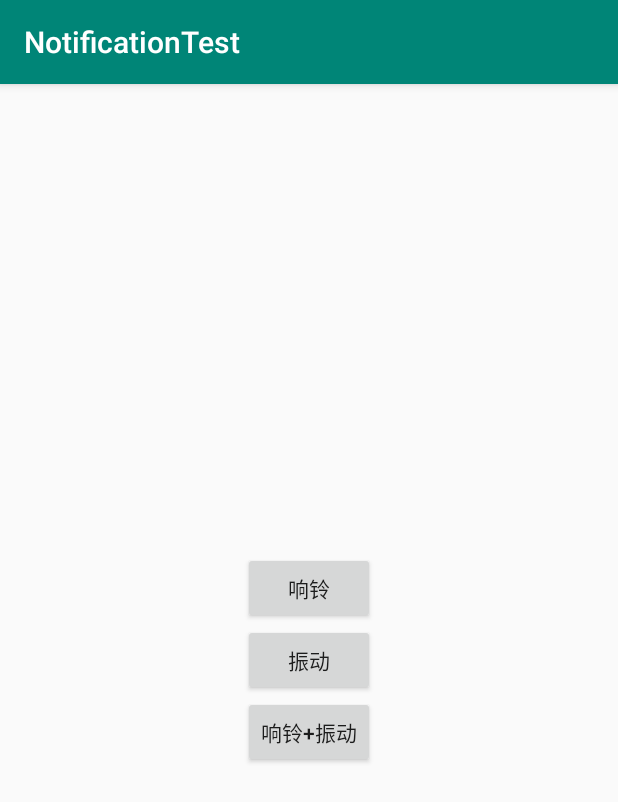
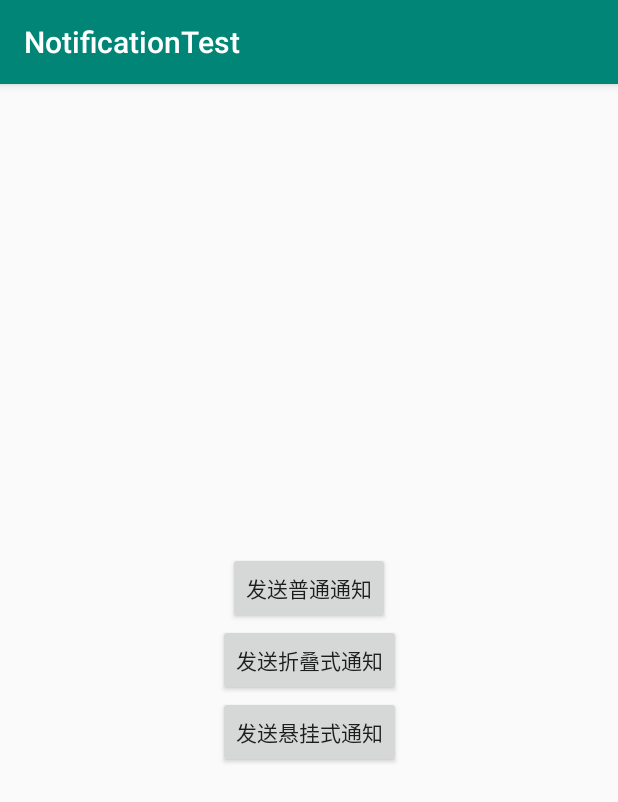
Before and after one commit to tzt1994/NotificationTest, an Android app: the screen it shows after launch (MainActivity), on a phone screen of 412 x 824 dp. Shown: the top 802 px of the screen. Run offline under Robolectric (Android 15) with nearby library versions, the phone set to English and light mode, and no system bars.

Commit message:
通知的类型

```diff
--- a/app/src/main/java/com/gittest/tzt/notificationtest/BaseActivity.kt
+++ b/app/src/main/java/com/gittest/tzt/notificationtest/BaseActivity.kt
@@ -2,6 +2,7 @@ package com.gittest.tzt.notificationtest
 
 import android.annotation.SuppressLint
 import android.app.AlarmManager
+import android.app.Notification
 import android.app.NotificationChannel
 import android.app.NotificationManager
 import android.content.Context
@@ -12,24 +13,35 @@ import android.os.Bundle
 import android.os.Vibrator
 import android.support.annotation.RequiresApi
 import android.support.v7.app.AppCompatActivity
+import android.view.View
 
 @SuppressLint("Registered")
 open class BaseActivity : AppCompatActivity() {
     lateinit var mNotifiManager : NotificationManager
     lateinit var mContext: Context
+    lateinit var channel1: NotificationChannel
+    lateinit var channel2: NotificationChannel
+    lateinit var channel3: NotificationChannel
 
+    @SuppressLint("WrongConstant")
     override fun onCreate(savedInstanceState: Bundle?) {
         super.onCreate(savedInstanceState)
         mContext = this
         mNotifiManager = getSystemService(Context.NOTIFICATION_SERVICE) as NotificationManager
 
         if (Build.VERSION.SDK_INT >= Build.VERSION_CODES.O){
-            val channel = NotificationChannel("alarminfo","我的频道",NotificationManager.IMPORTANCE_HIGH)
-            channel.enableLights(true)
-            channel.lightColor = Color.RED
-            channel.enableVibration(true)
-            channel.vibrationPattern = longArrayOf(100, 200, 300, 400, 500, 400, 300, 200, 400)
-            mNotifiManager.createNotificationChannel(channel)
+            channel1 = NotificationChannel("common","我的普通通知消息",NotificationManager.IMPORTANCE_DEFAULT)
+            channel1.description = "普通通知消息"
+            mNotifiManager.createNotificationChannel(channel1)
+
+            channel2 = NotificationChannel("flod","我的折叠式通知消息",NotificationManager.IMPORTANCE_DEFAULT)
+            channel2.description = "折叠通知消息"
+            mNotifiManager.createNotificationChannel(channel2)
+
+            channel3 = NotificationChannel("suspension ","我的悬挂式通知消息",NotificationManager.IMPORTANCE_MAX)
+            channel3.lockscreenVisibility = Notification.VISIBILITY_PUBLIC
+            channel3.description = "悬挂通知消息"
+            mNotifiManager.createNotificationChannel(channel3)
         }
     }
 }
--- a/app/src/main/res/layout/activity_main.xml
+++ b/app/src/main/res/layout/activity_main.xml
@@ -17,7 +17,7 @@
         android:id="@+id/ring_bell"
         android:layout_width="wrap_content"
         android:layout_height="wrap_content"
-        android:text="响铃"
+        android:text="发送普通通知"
         app:layout_constraintBottom_toTopOf="@+id/vibrator"
         app:layout_constraintLeft_toLeftOf="parent"
         app:layout_constraintRight_toRightOf="parent"/>
@@ -26,7 +26,7 @@
         android:id="@+id/vibrator"
         android:layout_width="wrap_content"
         android:layout_height="wrap_content"
-        android:text="振动"
+        android:text="发送折叠式通知"
         app:layout_constraintTop_toTopOf="parent"
         app:layout_constraintBottom_toBottomOf="parent"
         app:layout_constraintLeft_toLeftOf="parent"
@@ -36,7 +36,7 @@
         android:id="@+id/ring_bell_and_vibrator"
         android:layout_width="wrap_content"
         android:layout_height="wrap_content"
-        android:text="响铃+振动"
+        android:text="发送悬挂式通知"
         app:layout_constraintTop_toBottomOf="@+id/vibrator"
         app:layout_constraintLeft_toLeftOf="parent"
         app:layout_constraintRight_toRightOf="parent"/>
```
Also changed, not shown: app/src/main/java/com/gittest/tzt/notificationtest/MainActivity.kt (+52 -17 lines), 1 other file.
